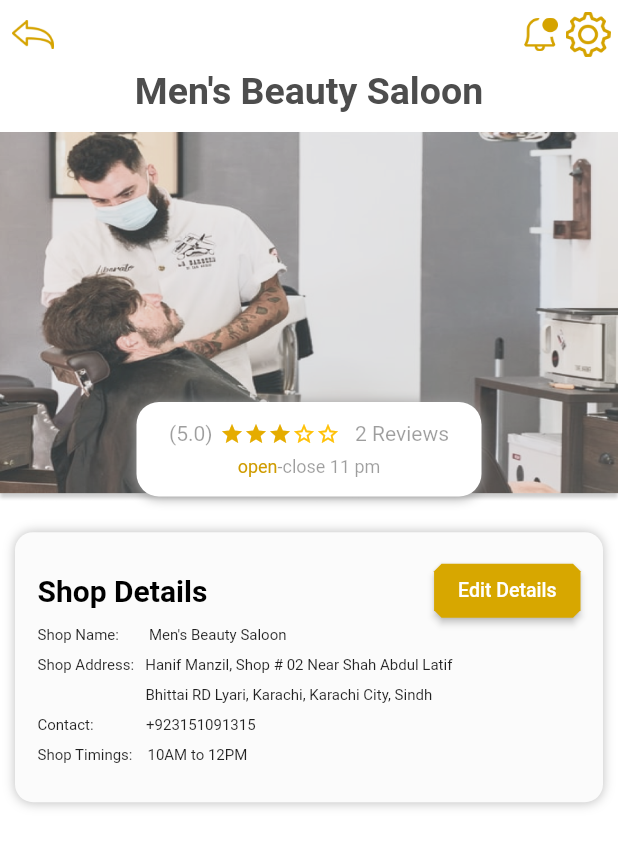
After one commit to osamaHassanK/HairFixerShopkeeper, a Flutter app: the SkHomeScreen screen opened directly, on a phone screen of 412 x 824 dp. The commit adds this screen. Shown: the top 847 px of the screen. Run offline on Flutter 3.47's test engine with Material 2 defaults, Android fonts, the phone set to English and light mode, and no system bars; drawn by our look-alikes of smooth_star_rating; our stand-ins replace firebase_auth, firebase_core, google_sign_in; accounts and stored records are empty.

Commit message:
23 oct 2021

```diff
--- a/lib/screensfolder/catlog_for_hair.dart
+++ b/lib/screensfolder/catlog_for_hair.dart
@@ -29,7 +29,7 @@ class SkCatalog1 extends StatelessWidget {
                   padding: const EdgeInsets.only(top: 10.0),
                   child: Text("Create your Catalog",
                     style:TextStyle(fontSize: 25,color: Colors.white),
-                  textAlign: TextAlign.center,
+                    textAlign: TextAlign.center,
                   ),
                 ),
               ),
--- /dev/null
+++ b/lib/screensfolder/sk_homescreen.dart
@@ -0,0 +1,265 @@
+import 'package:flutter/material.dart';
+import 'package:hairfixxer_shopkeeper/screensfolder/sk_shop_creation.dart';
+import 'package:smooth_star_rating/smooth_star_rating.dart';
+
+class SkHomeScreen extends StatefulWidget {
+  const SkHomeScreen({Key? key}) : super(key: key);
+
+  @override
+  _SkHomeScreenState createState() => _SkHomeScreenState();
+}
+
+class _SkHomeScreenState extends State<SkHomeScreen> {
+  var rating = 3.0;
+
+  @override
+  Widget build(BuildContext context) {
+    return SafeArea(
+      child: Scaffold(
+        backgroundColor: Colors.white,
+        body: SingleChildScrollView(
+          child: Column(
+            children: [
+              Padding(
+                padding: const EdgeInsets.only(top: 8.0,left: 8.0),
+                child: Row(
+                  mainAxisAlignment: MainAxisAlignment.spaceBetween,
+                  children: [
+                    Row(
+                      children: [
+                        Image.asset(
+                          "assets/backarrow.png",
+                          scale: 4,
+                        ),
+                      ],
+                    ),
+                    Row(
+                      children: [
+                        Image.asset(
+                          "assets/notification.png",
+                          scale: 4,
+                        ),
+                        Padding(
+                          padding: const EdgeInsets.only(right: 5, left: 5),
+                          child: Image.asset(
+                            "assets/settingicon.png",
+                            scale: 4,
+                          ),
+                        ),
+                      ],
+                    )
+                  ],
+                ),
+              ),
+              Container(
+                height: 50,
+                width: double.infinity,
+                child: Padding(
+                  padding: const EdgeInsets.only(top: 8.0),
+                  child: Text(
+                    "Men's Beauty Saloon",
+                    textAlign: TextAlign.center,
+                    style: TextStyle(
+                      color: Color(0xff4D4D4D),
+                      fontSize: 25,
+                      fontWeight: FontWeight.bold,
+                    ),
+                  ),
+                ),
+                color: Colors.white,
+              ),
+              Stack(
+                children: [
+                  Image.asset(
+                    "assets/barberpic.png", fit: BoxFit.cover,
+                    //height:MediaQuery.of(context).size.height*0.3,
+                    //width: double.infinity,
+                  ),
+                  Column(
+                    children: [
+                      Container(
+                        color: Colors.transparent,
+                        height: 180,
+                      ),
+                      Row(
+                        mainAxisAlignment: MainAxisAlignment.center,
+                        children: [
+                          Container(
+                            height: 63,
+                            width: 230,
+                            decoration: BoxDecoration(
+                                color: Colors.white,
+                                borderRadius: BorderRadius.circular(15),
+                                boxShadow: [
+                                  BoxShadow(
+                                    color: Colors.grey,
+                                    offset: Offset(0.0, 01.0), //(x,y)
+                                    blurRadius: 6.0,
+                                  ),
+                                ]
+                            ),
+                            child: Column(
+                              children: [
+                                Padding(
+                                  padding: const EdgeInsets.only(top: 13.0),
+                                  child: Row(
+                                    mainAxisAlignment: MainAxisAlignment.center,
+                                    children: [
+                                      Text(
+                                        "(5.0)",
+                                        style: TextStyle(color: Colors.black38),
+                                      ),
+                                      SizedBox(
+                                        width: 5,
+                                      ),
+                                      SmoothStarRating(
+                                          size: 16,
+                                          allowHalfRating: true,
+                                          color: Color(0xffE5AC00),
+                                          starCount: 5,
+                                          rating: rating,
+                                          borderColor: Colors.amber,
+                                          onRated: (value) {
+                                            print("rating value -> $value");
+                                          }),
+                                      SizedBox(
+                                        width: 10,
+                                      ),
+                                      Text("2 Reviews",
+                                          style: TextStyle(
+                                            color: Colors.black38,
+                                          )),
+                                    ],
+                                  ),
+                                ),
+                                SizedBox(
+                                  height: 7,
+                                ),
+                                Row(
+                                  mainAxisAlignment: MainAxisAlignment.center,
+                                  children: [
+                                    Text(
+                                      "open",
+                                      style: TextStyle(
+                                          color: Color(0xffCF9B00),
+                                          fontSize: 12),
+                                    ),
+                                    Text(
+                                      "-close 11 pm",
+                                      style: TextStyle(
+                                          color: Colors.black38, fontSize: 12),
+                                    ),
+                                  ],
+                                )
+                              ],
+                            ),
+                          )
+                        ],
+                      ),
+                    ],
+                  )
+                ],
+              ),
+              SizedBox(
+                height: 10,
+              ),
+              Padding(
+                padding: const EdgeInsets.all(10.0),
+                child: Container(
+                  width: double.infinity,
+                  height: 180,
+                  decoration: BoxDecoration(
+                    color: Color(0xffFBFBFB),
+                    borderRadius: BorderRadius.circular(12),
+                      boxShadow: [
+                        BoxShadow(
+                          color: Colors.black26,
+                          offset: Offset(0.0,0.0), //(x,y)
+                          blurRadius: 6.0,
+                        ),
+                      ]
+
+                  ),
+                  child: Padding(
+                    padding: const EdgeInsets.all(15.0),
+                    child: Column(
+                      children: [
+                        Row(
+                          mainAxisAlignment: MainAxisAlignment.spaceBetween,
+                          children: [
+                            Text(
+                              "Shop Details",
+                              style: TextStyle(
+                                  fontSize: 20,
+                                  fontWeight: FontWeight.w700,
+                                  color: Colors.black),
+                            ),
+                            ElevatedButton(
+                              child: Text(
+                                'Edit Details',
+                                style: TextStyle(fontSize: 13),
+                              ),
+                              style: ElevatedButton.styleFrom(
+                                primary: Color(0xffD7A700),
+                                onPrimary: Colors.white,
+                                shape: const BeveledRectangleBorder(
+                                    borderRadius:
+                                        BorderRadius.all(Radius.circular(5))),
+                              ),
+                              onPressed: () {},
+                            ),
+                          ],
+                        ),
+                        Row(
+                          children: [
+                            Text("Shop Name:",style: TextStyle(fontSize: 10)),
+                            SizedBox(width: 20,),
+                            Text("Men's Beauty Saloon",style: TextStyle(fontSize: 10))
+                          ],
+                        ),
+                          SizedBox(height: 8,),
+                        Row(
+                          children: [
+                            Text("Shop Address:",style: TextStyle(fontSize: 10),),
+                            SizedBox(width: 5,),
+                            Text(" Hanif Manzil, Shop # 02 Near Shah Abdul Latif",
+                             style: TextStyle(fontSize: 10)),
+                          ],
+                        ),
+                          SizedBox(height: 8,),
+                        Row(
+                          children: [
+                            SizedBox(width: 72,),
+                            Text("Bhittai RD Lyari, Karachi, Karachi City, Sindh",
+                                style: TextStyle(fontSize: 10))
+                          ],
+                        ),
+                         SizedBox(height: 8,),
+                        Row(
+                          children: [
+                            Text("Contact:",style: TextStyle(fontSize: 10)),
+                            SizedBox(width: 35,),
+                            Text("+923151091315",style: TextStyle(fontSize: 10))
+                          ],
+                        ),
+                          SizedBox(height: 8,),
+                        Row(
+                          children: [
+                            Text("Shop Timings:",style: TextStyle(fontSize: 10)),
+                            SizedBox(width: 10,),
+                            Text("10AM to 12PM",style: TextStyle(fontSize: 10))
+                          ],
+                        ),
+
+                      ],
+                    ),
+                  ),
+                ),
+              )
+            ],
+          ),
+        ),
+      ),
+    );
+  }
+}
--- a/lib/screensfolder/sk_notification.dart
+++ b/lib/screensfolder/sk_notification.dart
@@ -1,4 +1,5 @@
 import 'package:flutter/material.dart';
+import 'package:hairfixxer_shopkeeper/screensfolder/sk_homescreen.dart';
 
 class Notifications extends StatefulWidget {
   const Notifications({Key? key}) : super(key: key);
@@ -11,6 +12,7 @@ class _NotificationsState extends State<Notifications> {
   @override
   Widget build(BuildContext context) {
     return MaterialApp(
+      debugShowCheckedModeBanner: false,
       home: DefaultTabController(
         length: 4,
         child: SafeArea(
@@ -32,9 +34,14 @@ class _NotificationsState extends State<Notifications> {
                         ),
                         Padding(
                           padding: const EdgeInsets.only(right: 8.0),
-                          child: Image.asset(
-                            "assets/home.png",
-                            scale: 4,
+                          child: InkWell(
+                            onTap: (){ Navigator.of(context).pushReplacement(
+                                MaterialPageRoute(builder: (context)=> SkHomeScreen(),));
+                            },
+                            child: Image.asset(
+                              "assets/home.png",
+                              scale: 4,
+                            ),
                           ),
                         ),
                       ],
@@ -59,6 +66,7 @@ class _NotificationsState extends State<Notifications> {
                 ),
                 backgroundColor: Colors.white,
                 bottom: TabBar(
+                  indicatorSize: TabBarIndicatorSize.label ,
                   unselectedLabelColor: Colors.greenAccent,
                   indicator: BoxDecoration(
                     borderRadius: BorderRadius.circular(50),
@@ -72,7 +80,7 @@ class _NotificationsState extends State<Notifications> {
                             child: Text(
                               "All",
                               style: TextStyle(
-                                  color: Color(0xff4B4B4B), fontSize: 16),
+                                  color: Color(0xff4B4B4B), fontSize: 15),
                             ),
                           ),
                           decoration: BoxDecoration(
@@ -87,7 +95,7 @@ class _NotificationsState extends State<Notifications> {
                             child: Text(
                               "Read",
                               style: TextStyle(
-                                  color: Color(0xff4B4B4B), fontSize: 16),
+                                  color: Color(0xff4B4B4B), fontSize: 15),
                             ),
                           ),
                           decoration: BoxDecoration(
@@ -117,7 +125,7 @@ class _NotificationsState extends State<Notifications> {
                             child: Text(
                               "Clear All",
                               style: TextStyle(
-                                  color: Color(0xff4B4B4B), fontSize: 16),
+                                  color: Color(0xff4B4B4B), fontSize: 15),
                             ),
                           ),
                           decoration: BoxDecoration(
--- a/pubspec.yaml
+++ b/pubspec.yaml
@@ -37,6 +37,7 @@ dependencies:
   firebase_auth: ^1.1.4
   google_sign_in: ^5.0.3
   provider: ^5.0.0
+  smooth_star_rating: 1.1.1
 
 dev_dependencies:
   flutter_test:
```
Also changed, not shown: assets/barberpic.png (added), assets/notification.png (added), lib/screensfolder/catalog_for_facial.dart (line endings or trailing spaces), lib/screensfolder/catalog_for_service.dart (line endings or trailing spaces), lib/screensfolder/catlog_for_beared.dart (line endings or trailing spaces), lib/screensfolder/firstscreen.dart (indentation only), lib/screensfolder/shop_registration.dart (line endings or trailing spaces), lib/screensfolder/sk_shop_creation.dart (indentation only), pubspec.lock.
